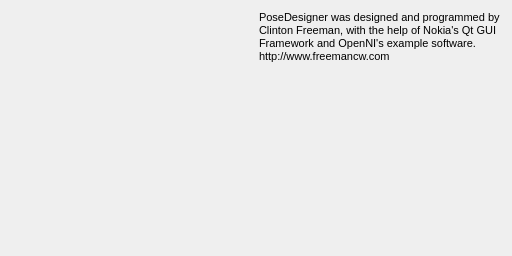
Before: the Qt Designer form aboutdialog.ui in freemancw/PoseDesigner, drawn with Qt 5.
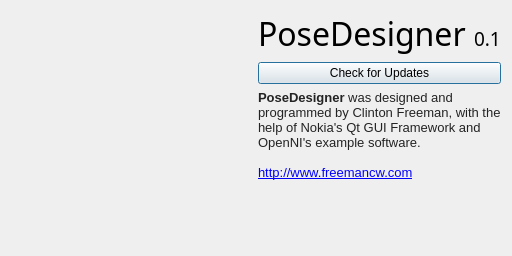
After: the same form once the commit is applied. Icons and pictures are not drawn.

```diff
--- a/aboutdialog.ui
+++ b/aboutdialog.ui
@@ -14,7 +14,7 @@
    <string>About PoseDesigner</string>
   </property>
   <layout class="QGridLayout" name="gridLayout">
-   <item row="0" column="0">
+   <item row="0" column="0" rowspan="3">
     <widget class="QLabel" name="label">
      <property name="text">
       <string/>
@@ -25,17 +25,60 @@
     </widget>
    </item>
    <item row="0" column="1">
+    <widget class="QLabel" name="label_3">
+     <property name="sizePolicy">
+      <sizepolicy hsizetype="Preferred" vsizetype="Minimum">
+       <horstretch>0</horstretch>
+       <verstretch>0</verstretch>
+      </sizepolicy>
+     </property>
+     <property name="font">
+      <font>
+       <family>Pacifico</family>
+       <pointsize>24</pointsize>
+      </font>
+     </property>
+     <property name="text">
+      <string>&lt;!DOCTYPE HTML PUBLIC &quot;-//W3C//DTD HTML 4.0//EN&quot; &quot;http://www.w3.org/TR/REC-html40/strict.dtd&quot;&gt;
+&lt;html&gt;&lt;head&gt;&lt;meta name=&quot;qrichtext&quot; content=&quot;1&quot; /&gt;&lt;style type=&quot;text/css&quot;&gt;
+p, li { white-space: pre-wrap; }
+&lt;/style&gt;&lt;/head&gt;&lt;body style=&quot; font-family:'Pacifico'; font-size:24pt; font-weight:400; font-style:normal;&quot;&gt;
+&lt;p style=&quot; margin-top:0px; margin-bottom:0px; margin-left:0px; margin-right:0px; -qt-block-indent:0; text-indent:0px;&quot;&gt;PoseDesigner &lt;span style=&quot; font-size:14pt;&quot;&gt;0.1&lt;/span&gt;&lt;/p&gt;&lt;/body&gt;&lt;/html&gt;</string>
+     </property>
+    </widget>
+   </item>
+   <item row="1" column="1">
+    <widget class="QPushButton" name="pushButton">
+     <property name="text">
+      <string>Check for Updates</string>
+     </property>
+    </widget>
+   </item>
+   <item row="2" column="1">
     <widget class="QLabel" name="label_2">
+     <property name="sizePolicy">
+      <sizepolicy hsizetype="Preferred" vsizetype="MinimumExpanding">
+       <horstretch>0</horstretch>
+       <verstretch>0</verstretch>
+      </sizepolicy>
+     </property>
      <property name="font">
       <font>
        <pointsize>8</pointsize>
+       <italic>false</italic>
       </font>
      </property>
      <property name="text">
-      <string>PoseDesigner was designed and programmed by Clinton Freeman, with the help of Nokia's Qt GUI Framework and OpenNI's example software. http://www.freemancw.com </string>
+      <string>&lt;!DOCTYPE HTML PUBLIC &quot;-//W3C//DTD HTML 4.0//EN&quot; &quot;http://www.w3.org/TR/REC-html40/strict.dtd&quot;&gt;
+&lt;html&gt;&lt;head&gt;&lt;meta name=&quot;qrichtext&quot; content=&quot;1&quot; /&gt;&lt;style type=&quot;text/css&quot;&gt;
+p, li { white-space: pre-wrap; }
+&lt;/style&gt;&lt;/head&gt;&lt;body style=&quot; font-family:'MS Shell Dlg 2'; font-size:8pt; font-weight:400; font-style:normal;&quot;&gt;
+&lt;p style=&quot; margin-top:0px; margin-bottom:0px; margin-left:0px; margin-right:0px; -qt-block-indent:0; text-indent:0px;&quot;&gt;&lt;span style=&quot; font-size:10pt; font-weight:600; color:#232323;&quot;&gt;PoseDesigner&lt;/span&gt;&lt;span style=&quot; font-size:10pt; color:#232323;&quot;&gt; was designed and programmed by Clinton Freeman, with the help of Nokia's Qt GUI Framework and OpenNI's example software.&lt;/span&gt;&lt;/p&gt;
+&lt;p style=&quot;-qt-paragraph-type:empty; margin-top:0px; margin-bottom:0px; margin-left:0px; margin-right:0px; -qt-block-indent:0; text-indent:0px; font-size:10pt; color:#232323;&quot;&gt;&lt;/p&gt;
+&lt;p style=&quot; margin-top:0px; margin-bottom:0px; margin-left:0px; margin-right:0px; -qt-block-indent:0; text-indent:0px;&quot;&gt;&lt;a href=&quot;http://www.freemancw.com&quot;&gt;&lt;span style=&quot; font-size:10pt; text-decoration: underline; color:#0000ff;&quot;&gt;http://www.freemancw.com&lt;/span&gt;&lt;/a&gt;&lt;span style=&quot; font-size:10pt; color:#0000ff;&quot;&gt; &lt;/span&gt;&lt;/p&gt;&lt;/body&gt;&lt;/html&gt;</string>
      </property>
      <property name="textFormat">
-      <enum>Qt::AutoText</enum>
+      <enum>Qt::RichText</enum>
      </property>
      <property name="alignment">
       <set>Qt::AlignLeading|Qt::AlignLeft|Qt::AlignTop</set>
```
Left out of the diff: 3 changed lines with no effect on the pictures.
